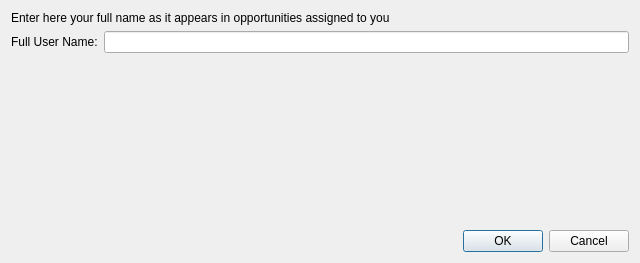
The window that client/src/dialogs/configurationdialog.ui (KDAB/FatCRM) describes before a commit, drawn with Qt 5.
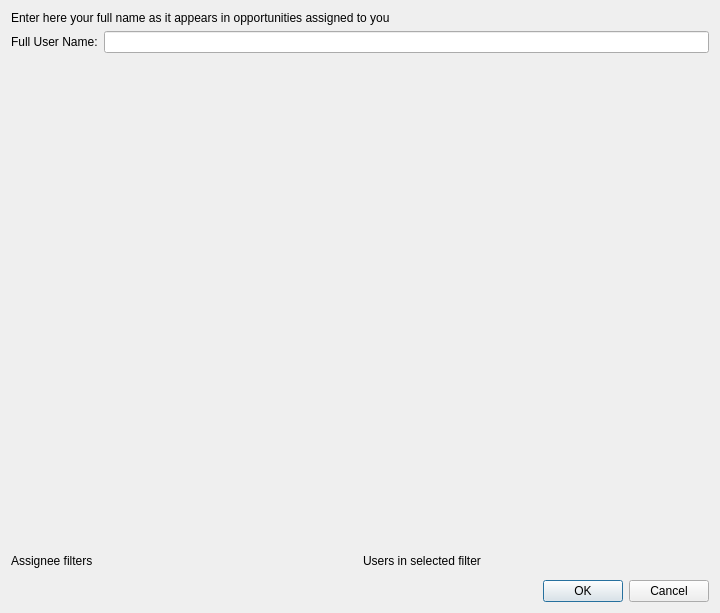
The same window after the commit. Custom widgets are drawn as their Qt base class.

Commit message: Add configuration for assignee groups

Diff of the .ui file:
```diff
--- a/client/src/dialogs/configurationdialog.ui
+++ b/client/src/dialogs/configurationdialog.ui
@@ -6,8 +6,8 @@
    <rect>
     <x>0</x>
     <y>0</y>
-    <width>640</width>
-    <height>263</height>
+    <width>720</width>
+    <height>613</height>
    </rect>
   </property>
   <property name="windowTitle">
@@ -51,6 +51,38 @@
      </property>
     </spacer>
    </item>
+   <item>
+    <layout class="QGridLayout" name="gridLayout">
+     <item row="0" column="0">
+      <widget class="QLabel" name="label_3">
+       <property name="text">
+        <string>Assignee filters</string>
+       </property>
+      </widget>
+     </item>
+     <item row="0" column="1">
+      <widget class="QLabel" name="label_4">
+       <property name="text">
+        <string>Users in selected filter</string>
+       </property>
+      </widget>
+     </item>
+     <item row="1" column="0">
+      <widget class="KEditListWidget" name="groupListWidget">
+       <property name="buttons">
+        <set>KEditListWidget::Add|KEditListWidget::Remove</set>
+       </property>
+      </widget>
+     </item>
+     <item row="1" column="1">
+      <widget class="KEditListWidget" name="usersListWidget">
+       <property name="buttons">
+        <set>KEditListWidget::Add|KEditListWidget::Remove</set>
+       </property>
+      </widget>
+     </item>
+    </layout>
+   </item>
    <item>
     <widget class="QDialogButtonBox" name="buttonBox">
      <property name="orientation">
@@ -63,6 +95,13 @@
    </item>
   </layout>
  </widget>
+ <customwidgets>
+  <customwidget>
+   <class>KEditListWidget</class>
+   <extends>QWidget</extends>
+   <header>keditlistwidget.h</header>
+  </customwidget>
+ </customwidgets>
  <resources/>
  <connections>
   <connection>
```
The commit also changes 8 other files.
